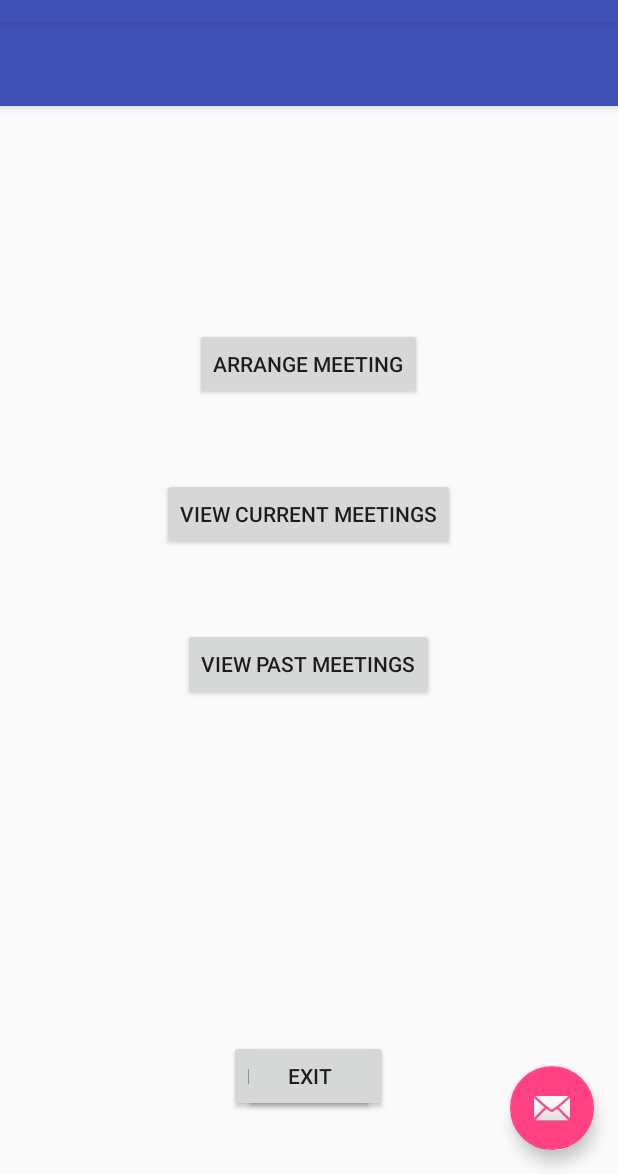
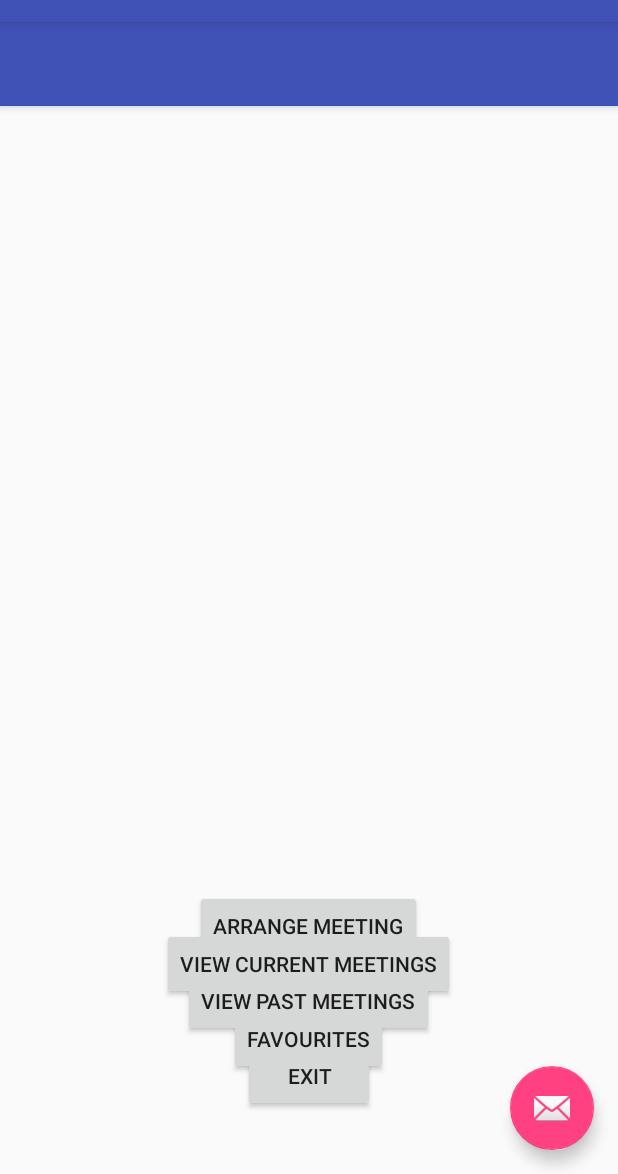
Before and after one commit to Yamsie/MeetingPlanner, an Android app: the screen it shows after launch (Menu), on a phone screen of 412 x 824 dp, the part 62-1236 px from its top. Run offline under Robolectric (Android 15) with nearby library versions, the phone set to English and light mode, and no system bars.

Commit message:
small stuff

```diff
--- a/app/src/main/res/layout/content_menu.xml
+++ b/app/src/main/res/layout/content_menu.xml
@@ -20,7 +20,7 @@
         android:onClick="onClick"
         android:layout_alignParentBottom="true"
         android:layout_centerHorizontal="true"
-        android:layout_marginBottom="500dp" />
+        android:layout_marginBottom="125dp" />
     <Button
         android:layout_width="wrap_content"
         android:layout_height="wrap_content"
@@ -29,7 +29,7 @@
         android:onClick="onClick"
         android:layout_alignParentBottom="true"
         android:layout_centerHorizontal="true"
-        android:layout_marginBottom="400dp" />
+        android:layout_marginBottom="100dp" />
     <Button
         android:layout_width="wrap_content"
         android:layout_height="wrap_content"
@@ -38,7 +38,7 @@
         android:onClick="onClick"
         android:layout_alignParentBottom="true"
         android:layout_centerHorizontal="true"
-        android:layout_marginBottom="300dp" />
+        android:layout_marginBottom="75dp" />
     <Button
         android:layout_width="wrap_content"
         android:layout_height="wrap_content"
@@ -47,7 +47,7 @@
         android:onClick="onClick"
         android:layout_alignParentBottom="true"
         android:layout_centerHorizontal="true"
-        android:layout_marginBottom="25dp" />
+        android:layout_marginBottom="50dp" />
     <Button
         android:layout_width="wrap_content"
         android:layout_height="wrap_content"
```
